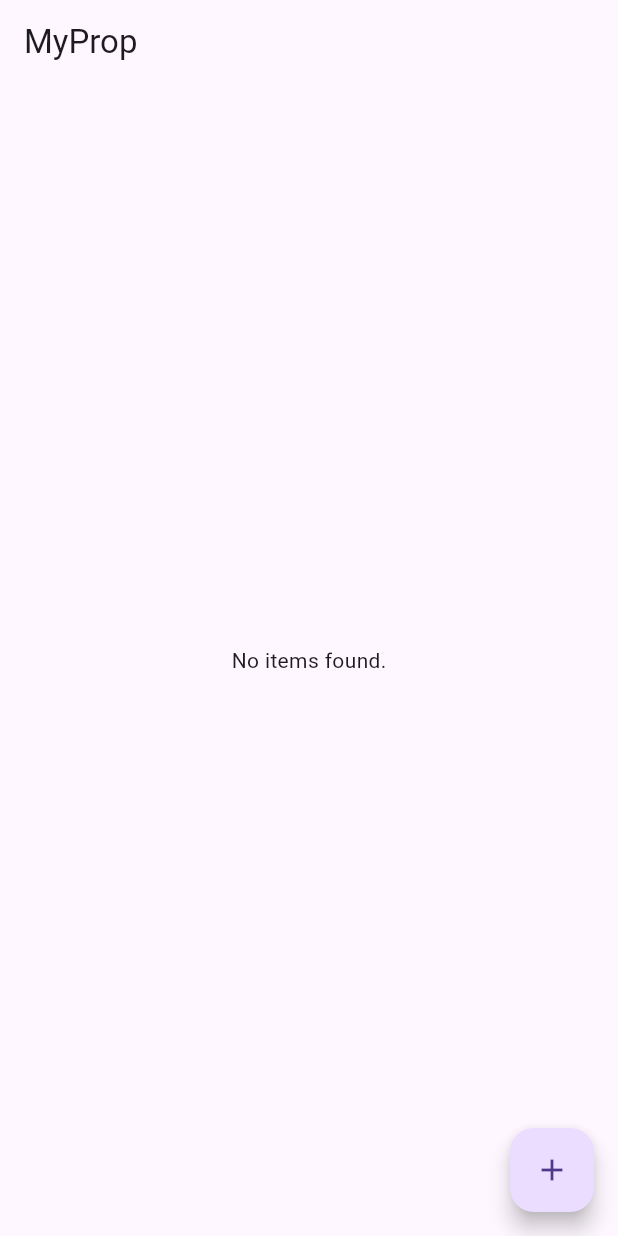
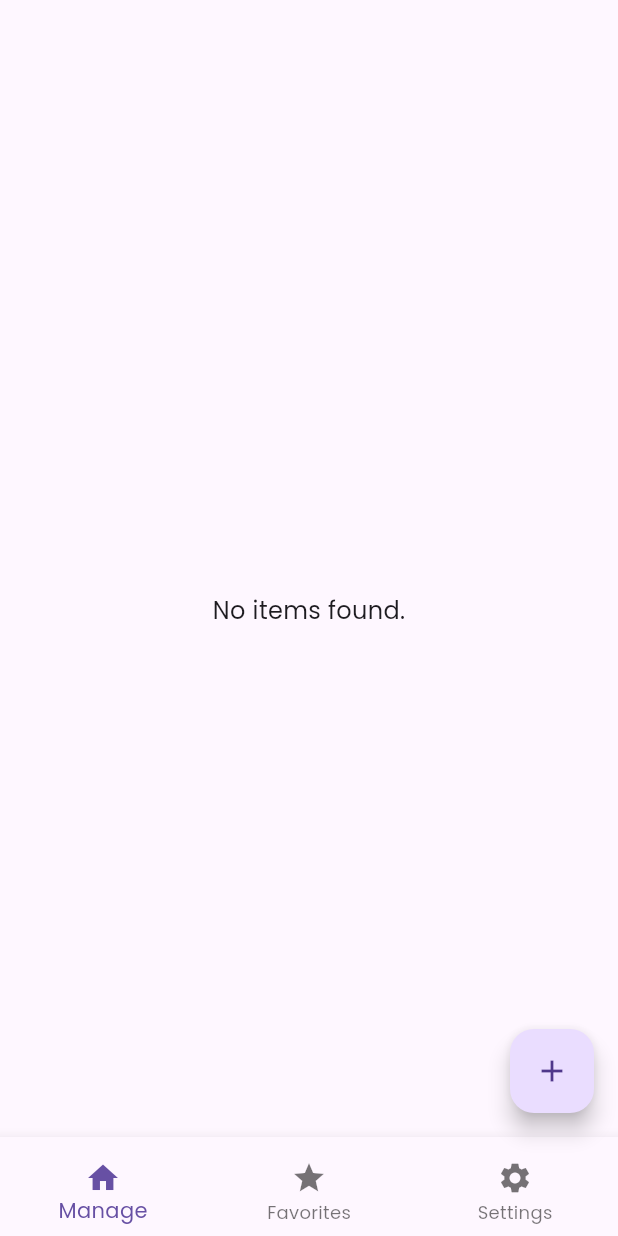
Before and after one commit to Tonwantpillow/MyProp, a Flutter app: the screen it shows after launch, on a phone screen of 412 x 824 dp. Run offline on Flutter 3.47's test engine with Material 3 defaults, Android fonts, the phone set to English and light mode, and no system bars; our stand-ins replace dartz, equatable, flutter_bloc, get_it, internet_connection_checker, shared_preferences and 1 more; accounts and stored records are empty.

Commit message:
get items and get item by id from supabase

```diff
--- /dev/null
+++ b/myprop/lib/core/theme/app_theme.dart
@@ -0,0 +1,15 @@
+import 'package:flutter/material.dart';
+
+class AppTheme {
+  static ThemeData get lightTheme {
+    return ThemeData(
+      fontFamily: 'Poppins',
+      useMaterial3: true,
+      textTheme: const TextTheme(
+        bodyLarge: TextStyle(fontSize: 18),
+        bodyMedium: TextStyle(fontSize: 16),
+        titleLarge: TextStyle(fontWeight: FontWeight.bold),
+      )
+    );
+  }
+}
--- /dev/null
+++ b/myprop/lib/domain/usecases/get_item_by_id.dart
@@ -0,0 +1,17 @@
+import 'package:dartz/dartz.dart';
+import 'package:myprop/core/error/failures.dart';
+import 'package:myprop/core/usecases/usecase.dart';
+import 'package:myprop/domain/entities/item.dart';
+import 'package:myprop/domain/repositories/item_repository.dart';
+
+class GetItemById implements UseCase<Item, int> {
+  final ItemRepository repository;
+
+  GetItemById(this.repository);
+
+  @override
+  Future<Either<Failure,Item>> call(int id) {
+    return repository.getItemById(id);
+  }
+
+}
--- a/myprop/lib/main.dart
+++ b/myprop/lib/main.dart
@@ -1,5 +1,6 @@
 import 'package:flutter/material.dart';
 import 'package:flutter_bloc/flutter_bloc.dart';
+import 'package:myprop/core/theme/app_theme.dart';
 import 'package:myprop/presentation/bloc/item/item_bloc.dart';
 import 'package:myprop/presentation/pages/home_page.dart';
 import 'package:supabase_flutter/supabase_flutter.dart';
@@ -27,10 +28,7 @@ class MyApp extends StatelessWidget {
       ],
       child: MaterialApp(
         title: 'MyProp',
-        theme: ThemeData(
-          primarySwatch: Colors.blue,
-          useMaterial3: true
-        ),
+        theme: AppTheme.lightTheme,
         home: const HomePage(),
       ),
     );
--- a/myprop/lib/presentation/pages/home_page.dart
+++ b/myprop/lib/presentation/pages/home_page.dart
@@ -5,6 +5,7 @@ import 'package:myprop/presentation/bloc/item/item_event.dart';
 import 'package:myprop/presentation/bloc/item/item_state.dart';
 import 'package:myprop/presentation/pages/detail_page.dart';
 import 'package:myprop/presentation/widgets/item_widget.dart';
+import 'package:myprop/presentation/widgets/welcome_home.dart';
 
 class HomePage extends StatefulWidget {
   const HomePage({super.key});
@@ -14,6 +15,9 @@ class HomePage extends StatefulWidget {
 }
 
 class _HomePageState extends State<HomePage> {
+  int _selectedIndex = 0;
+  final pages = [];
+
   @override
   void initState() {
     super.initState();
@@ -24,7 +28,6 @@ class _HomePageState extends State<HomePage> {
   Widget build(BuildContext context) {
     return Scaffold(
       appBar: AppBar(
-        title: const Text('MyProp'),
       ),
       body: BlocBuilder<ItemBloc, ItemState>(
         builder: (context, state) {
@@ -35,7 +38,11 @@ class _HomePageState extends State<HomePage> {
             if (state.items.isEmpty) {
               return const Center(child: Text('No items found.'),);
             } else {
-              return ListView.builder(
+              return Column(
+                children: [
+                  WelcomeHome(),
+                  Expanded(
+                    child: ListView.builder(
                       itemCount: state.items.length,
                       itemBuilder: (context, index) {
                         final item = state.items[index];
@@ -51,6 +58,9 @@ class _HomePageState extends State<HomePage> {
                           },
                         );
                       },
+                    ),
+                  ),
+                ],
               );
             }
           }
@@ -71,6 +81,23 @@ class _HomePageState extends State<HomePage> {
         },
         child: const Icon(Icons.add),
       ),
+      bottomNavigationBar: BottomNavigationBar(
+        currentIndex: 0,
+        items: const [
+          BottomNavigationBarItem(icon: Padding(
+            padding: EdgeInsets.only(top: 8),
+            child: Icon(Icons.home),
+          ), label: 'Manage'),
+          BottomNavigationBarItem(icon: Padding(
+            padding: EdgeInsets.only(top: 8),
+            child: Icon(Icons.star),
+          ), label: 'Favorites'),
+          BottomNavigationBarItem(icon: Padding(
+            padding: EdgeInsets.only(top: 8),
+            child: Icon(Icons.settings),
+          ), label: 'Settings'),
+        ],
+      ),
     );
   }
 }
--- a/myprop/pubspec.yaml
+++ b/myprop/pubspec.yaml
@@ -73,6 +73,12 @@ flutter:
   # assets:
   #   - images/a_dot_burr.jpeg
   #   - images/a_dot_ham.jpeg
+  fonts:
+    - family: Poppins
+      fonts:
+        - asset: assets/fonts/Poppins-Regular.ttf
+        - asset: assets/fonts/Poppins-Bold.ttf
+          weight: 200
 
   # An image asset can refer to one or more resolution-specific "variants", see
   # https://flutter.dev/to/resolution-aware-images
```
Also changed, not shown: myprop/lib/data/datasources/remote_data_source.dart (+4 -17 lines), myprop/lib/data/models/item_model.dart (+4 -4 lines), myprop/lib/injection_container.dart (+6 -3 lines), myprop/lib/presentation/bloc/item/item_bloc.dart (+21 -1 lines), myprop/lib/presentation/widgets/welcome_home.dart (added, +20 -0 lines), myprop/assets/fonts/Poppins-Bold.ttf (added), myprop/assets/fonts/Poppins-Regular.ttf (added). Lines whose indentation alone changed are shown as unchanged.
